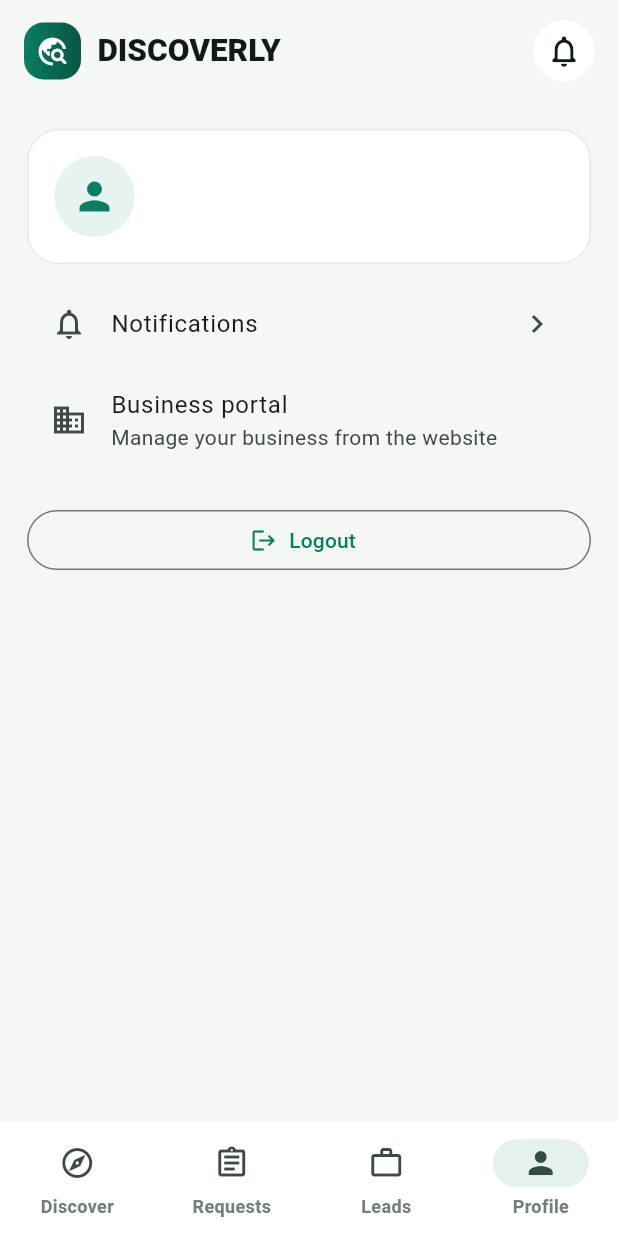
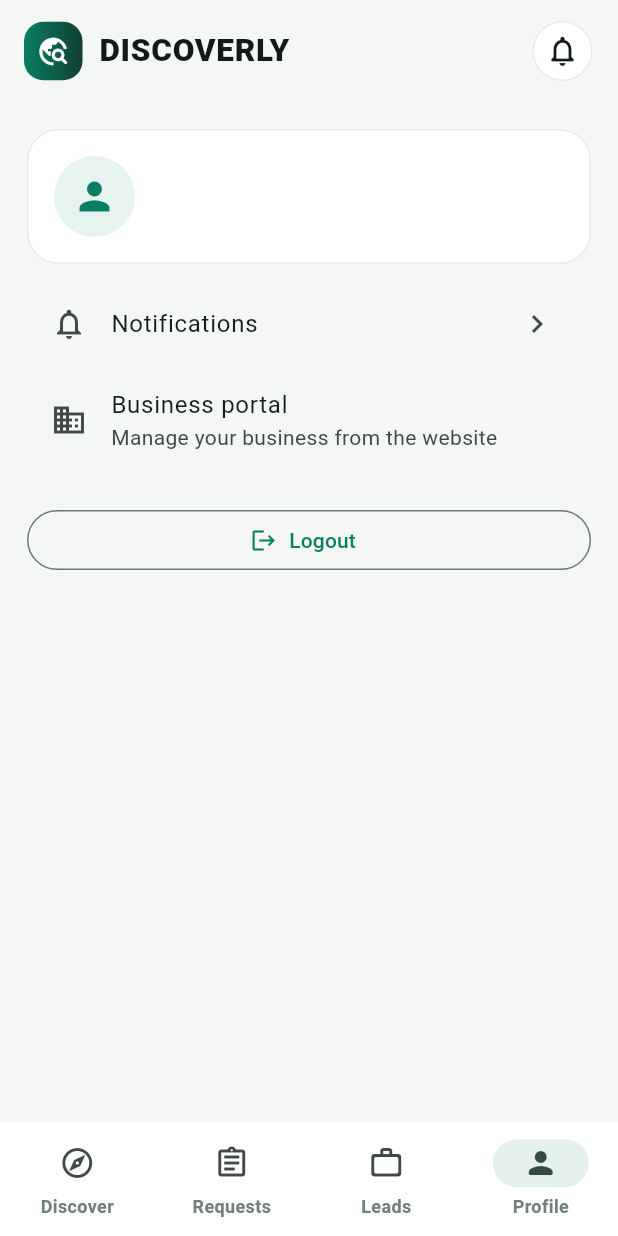
Before and after one commit to ya6331856-cpu/discoverly-india, a Flutter app: the MainShell screen opened directly, item 4 of the bottom bar chosen, on a phone screen of 412 x 824 dp. Run offline on Flutter 3.47's test engine with Material 3 defaults, Android fonts, the phone set to English and light mode, and no system bars; our stand-ins replace supabase_flutter; accounts and stored records are empty; network calls fail.

Commit message:
Redesign DISCOVERLY home screen and navigation

```diff
--- a/mobile/lib/main.dart
+++ b/mobile/lib/main.dart
@@ -110,37 +110,20 @@ class _MainShellState extends State<MainShell> {
   int index = 0;
   final pages = const [DiscoverScreen(), RequirementsScreen(), OpportunitiesScreen(), ProfileScreen()];
   @override Widget build(BuildContext context) => Scaffold(
-    appBar: AppBar(
-      toolbarHeight: 68,
-      title: Row(children: [
-        Container(width: 38, height: 38, decoration: BoxDecoration(
-          gradient: const LinearGradient(colors: [green, Color(0xFF075642)]),
-          borderRadius: BorderRadius.circular(13),
-        ), child: const Icon(Icons.travel_explore_rounded, color: Colors.white, size: 22)),
-        const SizedBox(width: 11),
-        const Text('DISCOVERLY'),
-      ]),
-      actions: [
-        IconButton(
-          tooltip: 'Notifications',
-          style: IconButton.styleFrom(backgroundColor: Colors.white, foregroundColor: ink),
-          onPressed: () => Navigator.push(context, MaterialPageRoute(builder: (_) => const NotificationsScreen())),
-          icon: const Icon(Icons.notifications_none_rounded, size: 25),
-        ),
-        const SizedBox(width: 12),
-      ],
-    ),
+    appBar: AppBar(title: Row(children: [
+      Container(width: 39, height: 39, decoration: BoxDecoration(gradient: const LinearGradient(colors: [green, Color(0xFF123F32)]), borderRadius: BorderRadius.circular(13)), child: const Icon(Icons.travel_explore_rounded, color: Colors.white, size: 22)),
+      const SizedBox(width: 11), const Text('DISCOVERLY', style: TextStyle(letterSpacing: .5)),
+    ]), actions: [
+      IconButton(style: IconButton.styleFrom(backgroundColor: Colors.white, side: const BorderSide(color: Color(0xFFE5ECE7))), onPressed: () => Navigator.push(context, MaterialPageRoute(builder: (_) => const NotificationsScreen())), icon: const Icon(Icons.notifications_none_rounded, size: 24)),
+      const SizedBox(width: 13),
+    ]),
     body: IndexedStack(index: index, children: pages),
-    bottomNavigationBar: NavigationBar(
-      selectedIndex: index, labelBehavior: NavigationDestinationLabelBehavior.alwaysShow,
-      onDestinationSelected: (v) => setState(() => index = v),
-      destinations: const [
-        NavigationDestination(icon: Icon(Icons.explore_outlined), selectedIcon: Icon(Icons.explore), label: 'Discover'),
-        NavigationDestination(icon: Icon(Icons.assignment_outlined), selectedIcon: Icon(Icons.assignment), label: 'Requests'),
-        NavigationDestination(icon: Icon(Icons.work_outline), selectedIcon: Icon(Icons.work), label: 'Leads'),
-        NavigationDestination(icon: Icon(Icons.person_outline), selectedIcon: Icon(Icons.person), label: 'Profile'),
-      ],
-    ),
+    bottomNavigationBar: NavigationBar(height: 76, selectedIndex: index, labelBehavior: NavigationDestinationLabelBehavior.alwaysShow, onDestinationSelected: (v) => setState(() => index = v), destinations: const [
+      NavigationDestination(icon: Icon(Icons.explore_outlined), selectedIcon: Icon(Icons.explore_rounded), label: 'Discover'),
+      NavigationDestination(icon: Icon(Icons.assignment_outlined), selectedIcon: Icon(Icons.assignment_rounded), label: 'Requests'),
+      NavigationDestination(icon: Icon(Icons.work_outline_rounded), selectedIcon: Icon(Icons.work_rounded), label: 'Leads'),
+      NavigationDestination(icon: Icon(Icons.person_outline_rounded), selectedIcon: Icon(Icons.person_rounded), label: 'Profile'),
+    ]),
   );
 }
 
@@ -157,27 +140,23 @@ class _DiscoverScreenState extends State<DiscoverScreen> {
   @override void initState() { super.initState(); find(); }
   @override Widget build(BuildContext context) => RefreshIndicator(onRefresh: find, child: ListView(padding: const EdgeInsets.fromLTRB(18, 8, 18, 24), children: [
     Container(
-      padding: const EdgeInsets.all(25),
+      padding: const EdgeInsets.all(24),
       decoration: BoxDecoration(
-        gradient: const LinearGradient(begin: Alignment.topLeft, end: Alignment.bottomRight, colors: [Color(0xFF102C25), Color(0xFF087E63), Color(0xFF0A5C49)]),
-        borderRadius: BorderRadius.circular(27),
-        boxShadow: const [BoxShadow(color: Color(0x26087E63), blurRadius: 22, offset: Offset(0, 10))],
+        gradient: const LinearGradient(begin: Alignment.topLeft, end: Alignment.bottomRight, colors: [ink, Color(0xFF123F32), green]),
+        borderRadius: BorderRadius.circular(28),
+        boxShadow: const [BoxShadow(color: Color(0x220C3D31), blurRadius: 20, offset: Offset(0, 9))],
       ),
       child: Column(crossAxisAlignment: CrossAxisAlignment.start, children: [
-        Container(
-          padding: const EdgeInsets.symmetric(horizontal: 11, vertical: 7),
-          decoration: BoxDecoration(color: Colors.white.withValues(alpha: 0.13), borderRadius: BorderRadius.circular(30)),
-          child: const Text('INDIA-WIDE BUSINESS NETWORK', style: TextStyle(color: Color(0xFFD6F4E8), fontSize: 10, fontWeight: FontWeight.w800, letterSpacing: 1.1)),
-        ),
-        const SizedBox(height: 18),
-        const Text('Discover more.\nConnect smarter.', style: TextStyle(color: Colors.white, fontSize: 31, height: 1.12, fontWeight: FontWeight.w900, letterSpacing: -0.7)),
+        Container(padding: const EdgeInsets.symmetric(horizontal: 11, vertical: 7), decoration: BoxDecoration(color: Colors.white.withValues(alpha: .13), borderRadius: BorderRadius.circular(30)), child: const Text('INDIA-WIDE NETWORK', style: TextStyle(color: Color(0xFFD9F1E6), fontSize: 10, fontWeight: FontWeight.w900, letterSpacing: 1.1))),
+        const SizedBox(height: 20),
+        const Text('Discover more.\nConnect smarter.', style: TextStyle(color: Colors.white, fontSize: 32, height: 1.1, fontWeight: FontWeight.w900, letterSpacing: -.8)),
         const SizedBox(height: 12),
-        const Text('Find trusted businesses, services and new opportunities across India.', style: TextStyle(color: Color(0xFFD7E8E1), fontSize: 15, height: 1.5)),
-        const SizedBox(height: 18),
-        Row(children: [
-          const Icon(Icons.verified_user_outlined, color: Color(0xFFE3C27D), size: 17),
-          const SizedBox(width: 7),
-          const Text('One platform. Endless possibilities.', style: TextStyle(color: Colors.white, fontSize: 12, fontWeight: FontWeight.w600)),
+        const Text('Find businesses, products and services. Or discover your next opportunity.', style: TextStyle(color: Color(0xFFD9E9E2), fontSize: 15, height: 1.5)),
+        const SizedBox(height: 22),
+        const Row(children: [
+          _HeroMetric(value: 'PAN', label: 'India'), SizedBox(width: 25),
+          _HeroMetric(value: 'ALL', label: 'Industries'), SizedBox(width: 25),
+          _HeroMetric(value: 'ONE', label: 'Network'),
         ]),
       ]),
     ),
@@ -189,6 +168,15 @@ class _DiscoverScreenState extends State<DiscoverScreen> {
     if (!loading && results.isEmpty) const Padding(padding: EdgeInsets.all(22), child: Text('Abhi koi published business nahi mila. Search change karke dekhein.')),
     ...results.map((item) => BusinessTile(item: Map<String, dynamic>.from(item as Map)))
   ]));
+}
+
+class _HeroMetric extends StatelessWidget {
+  final String value, label;
+  const _HeroMetric({required this.value, required this.label});
+  @override Widget build(BuildContext context) => Column(crossAxisAlignment: CrossAxisAlignment.start, children: [
+    Text(value, style: const TextStyle(color: Color(0xFFE7C987), fontSize: 15, fontWeight: FontWeight.w900)),
+    const SizedBox(height: 3), Text(label, style: const TextStyle(color: Colors.white70, fontSize: 11, fontWeight: FontWeight.w600)),
+  ]);
 }
 
 class BusinessTile extends StatelessWidget {
```
